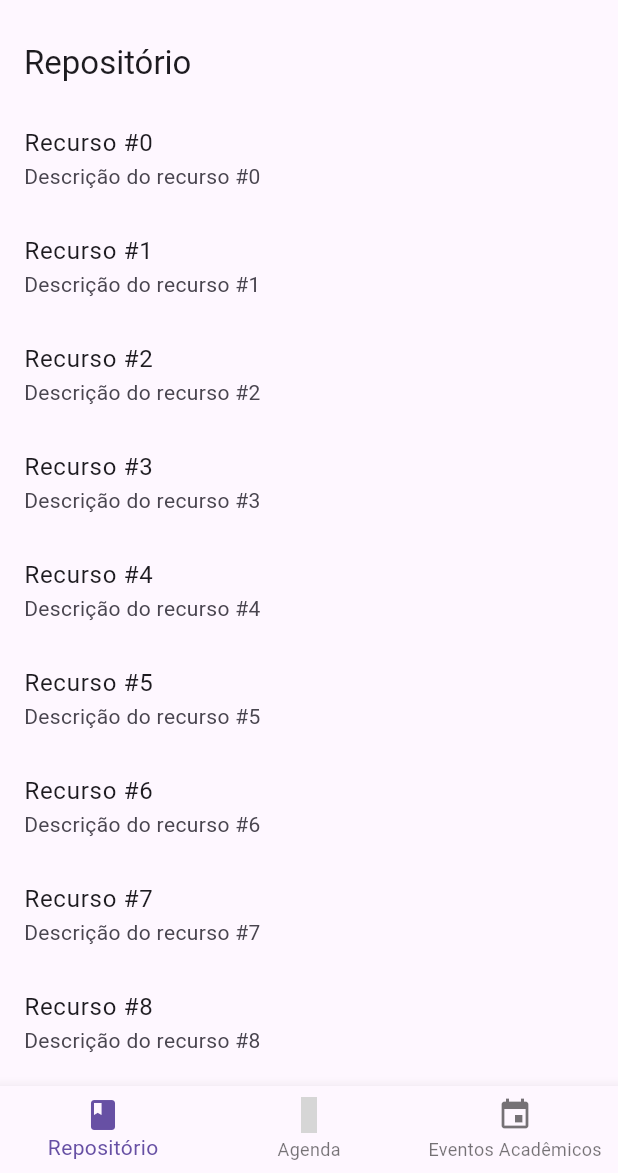
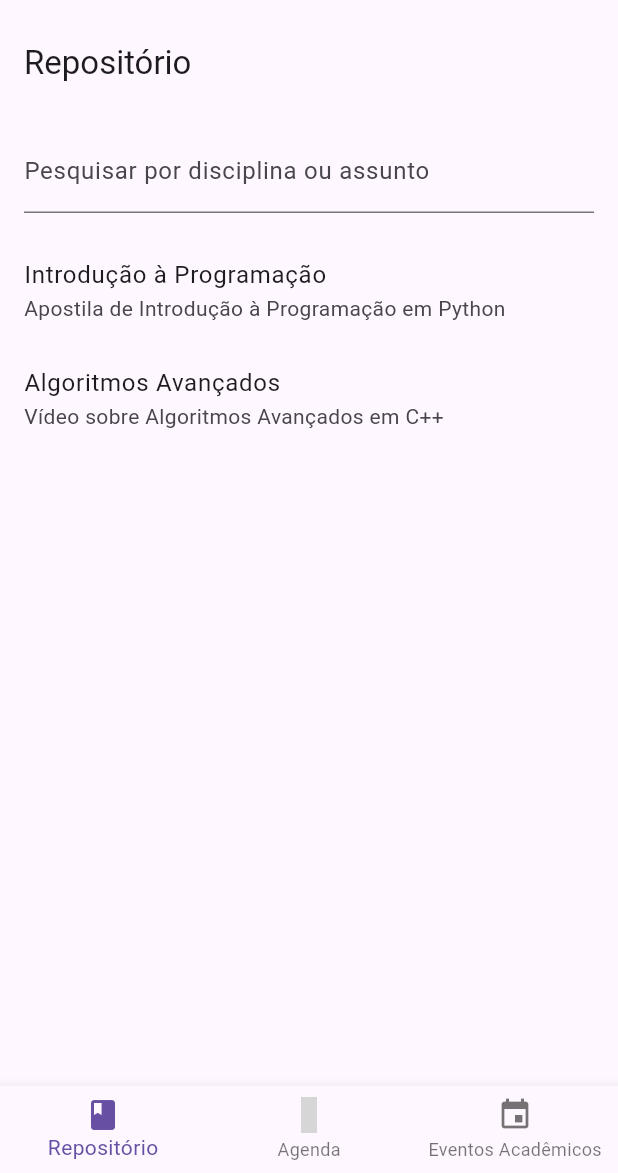
Before and after one commit to heronlim4/helpmeic-flutter, a Flutter app: the screen it shows after launch, on a phone screen of 412 x 824 dp, the part 63-1236 px from its top. Run offline on Flutter 3.47's test engine with Material 3 defaults, Android fonts, the phone set to English and light mode, and no system bars; our stand-ins replace material_design_icons_flutter; grey boxes are pictures that could not be loaded.

Commit message:
alterações

```diff
--- a/lib/main.dart
+++ b/lib/main.dart
@@ -3,7 +3,6 @@ import 'package:material_design_icons_flutter/material_design_icons_flutter.dart
 
 void main() {
   runApp(MyApp());
-
 }
 
 class MyApp extends StatelessWidget {
@@ -49,11 +48,17 @@ class _HomeScreenState extends State<HomeScreen> {
       bottomNavigationBar: BottomNavigationBar(
         items: [
           BottomNavigationBarItem(
-              icon: Icon(Icons.book), label: 'Repositório'),
+            icon: Icon(Icons.book),
+            label: 'Repositório',
+          ),
           BottomNavigationBarItem(
-              icon: Icon(MdiIcons.calendar), label: 'Agenda'),
+            icon: Icon(MdiIcons.calendar),
+            label: 'Agenda',
+          ),
           BottomNavigationBarItem(
-              icon: Icon(Icons.event), label: 'Eventos Acadêmicos'),
+            icon: Icon(Icons.event),
+            label: 'Eventos Acadêmicos',
+          ),
         ],
         currentIndex: _selectedIndex,
         onTap: _onItemTapped,
@@ -62,27 +67,95 @@ class _HomeScreenState extends State<HomeScreen> {
   }
 }
 
-class RepositoryScreen extends StatelessWidget {
+class RepositoryScreen extends StatefulWidget {
+  @override
+  _RepositoryScreenState createState() => _RepositoryScreenState();
+}
+
+class _RepositoryScreenState extends State<RepositoryScreen> {
+  final List<Recurso> _recursos = [
+    Recurso(
+      title: "Introdução à Programação",
+      description: "Apostila de Introdução à Programação em Python",
+      subject: "Programação",
+    ),
+    Recurso(
+      title: "Algoritmos Avançados",
+      description: "Vídeo sobre Algoritmos Avançados em C++",
+      subject: "Algoritmos",
+    ),
+    // Adicione mais recursos com diferentes disciplinas e assuntos aqui
+  ];
+
+  List<Recurso> _filteredRecursos = [];
+
+  @override
+  void initState() {
+    _filteredRecursos = _recursos; // Inicialmente, a lista filtrada é igual à lista completa
+    super.initState();
+  }
+
+  void _filterRecursos(String searchTerm) {
+    setState(() {
+      _filteredRecursos = _recursos
+          .where((recurso) =>
+              recurso.title.toLowerCase().contains(searchTerm.toLowerCase()) ||
+              recurso.subject.toLowerCase().contains(searchTerm.toLowerCase()))
+          .toList();
+    });
+  }
+
   @override
   Widget build(BuildContext context) {
     return Scaffold(
       appBar: AppBar(
         title: Text("Repositório"),
       ),
-      body: ListView.builder(
-        itemCount: 10,
-        itemBuilder: (context, index) {
-          return ListTile(
-            title: Text("Recurso #$index"),
-            subtitle: Text("Descrição do recurso #$index"),
-          );
-        },
+      body: Column(
+        children: [
+          Padding(
+            padding: const EdgeInsets.all(16.0),
+            child: TextField(
+              onChanged: (searchTerm) {
+                _filterRecursos(searchTerm);
+              },
+              decoration: InputDecoration(labelText: "Pesquisar por disciplina ou assunto"),
+            ),
+          ),
+          Expanded(
+            child: ListView.builder(
+              itemCount: _filteredRecursos.length,
+              itemBuilder: (context, index) {
+                return ListTile(
+                  title: Text(_filteredRecursos[index].title),
+                  subtitle: Text(_filteredRecursos[index].description),
+                );
+              },
+            ),
+          ),
+        ],
       ),
     );
   }
 }
 
-class AgendaScreen extends StatelessWidget {
+class Recurso {
+  final String title;
+  final String description;
+  final String subject;
+
+  Recurso({required this.title, required this.description, required this.subject});
+}
+
+
+class AgendaScreen extends StatefulWidget {
+  @override
+  State<AgendaScreen> createState() => _AgendaScreenState();
+}
+
+class _AgendaScreenState extends State<AgendaScreen> {
+  final List<AgendaItem> _agendaItems = [];
+
   @override
   Widget build(BuildContext context) {
     return Scaffold(
@@ -90,14 +163,70 @@ class AgendaScreen extends StatelessWidget {
         title: Text("Agenda"),
       ),
       body: ListView.builder(
-        itemCount: 10,
+        itemCount: _agendaItems.length,
         itemBuilder: (context, index) {
+          final item = _agendaItems[index];
           return ListTile(
-            title: Text("Atividade #$index"),
-            subtitle: Text("Descrição da atividade #$index"),
+            title: Text(item.title),
+            subtitle: Text(item.description),
           );
         },
       ),
+      floatingActionButton: FloatingActionButton(
+        onPressed: () {
+          _showAddAgendaItemDialog(context);
+        },
+        child: Icon(Icons.add),
+      ),
+    );
+  }
+
+  void _showAddAgendaItemDialog(BuildContext context) {
+    final titleController = TextEditingController();
+    final descriptionController = TextEditingController();
+
+    showDialog(
+      context: context,
+      builder: (context) {
+        return AlertDialog(
+          title: Text("Adicionar Atividade"),
+          content: Column(
+            mainAxisSize: MainAxisSize.min,
+            children: [
+              TextField(
+                controller: titleController,
+                decoration: InputDecoration(labelText: "Título"),
+              ),
+              TextField(
+                controller: descriptionController,
+                decoration: InputDecoration(labelText: "Descrição"),
+              ),
+            ],
+          ),
+          actions: [
+            TextButton(
+              onPressed: () {
+                Navigator.pop(context);
+              },
+              child: Text("Cancelar"),
+            ),
+            TextButton(
+              onPressed: () {
+                setState(() {
+                  _agendaItems.add(AgendaItem(
+                    title: titleController.text,
+                    description: descriptionController.text,
+                  ));
+                  titleController.clear();
+                  descriptionController.clear();
+                  Navigator.pop(context);
+                });
+              },
+              child: Text("Salvar"),
+            ),
+          ],
+        );
+      },
     );
   }
 }
@@ -121,3 +250,10 @@ class AcademicEventsScreen extends StatelessWidget {
     );
   }
 }
+
+class AgendaItem {
+  final String title;
+  final String description;
+
+  AgendaItem({required this.title, required this.description});
+}
--- a/pubspec.yaml
+++ b/pubspec.yaml
@@ -28,10 +28,9 @@ environment:
 # the latest version available on pub.dev. To see which dependencies have newer
 # versions available, run `flutter pub outdated`.
 dependencies:
-  material_design_icons_flutter: ^7.0.7296
   flutter:
     sdk: flutter
-
+  material_design_icons_flutter: ^7.0.7296
 
 
   # The following adds the Cupertino Icons font to your application.
```
